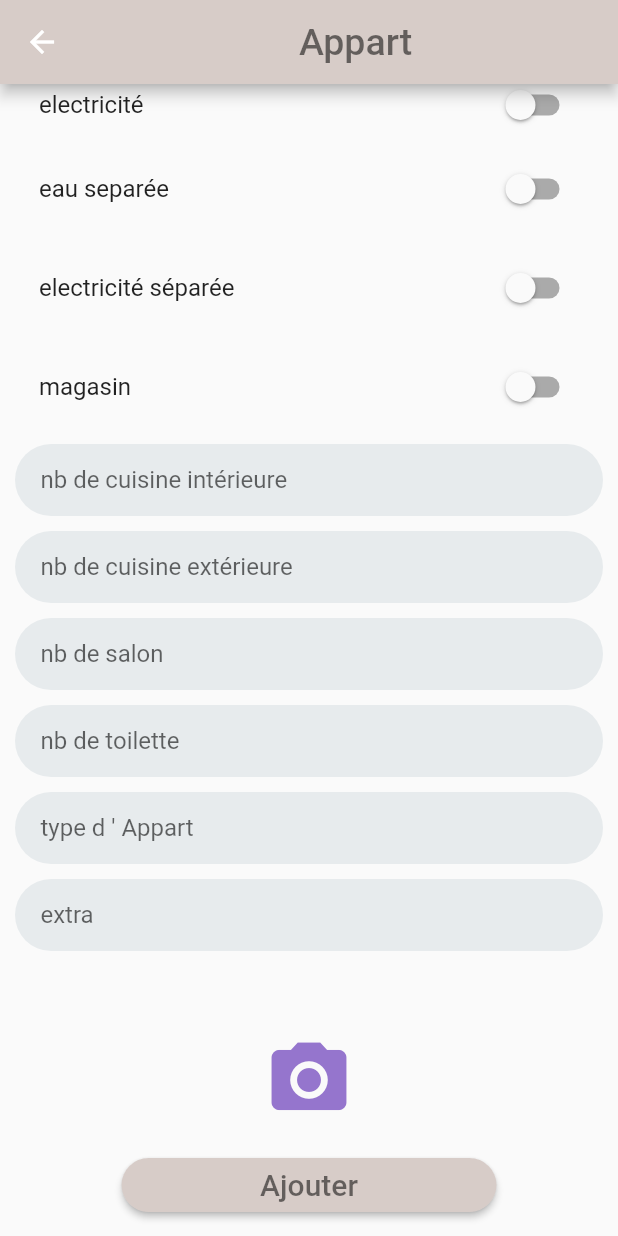
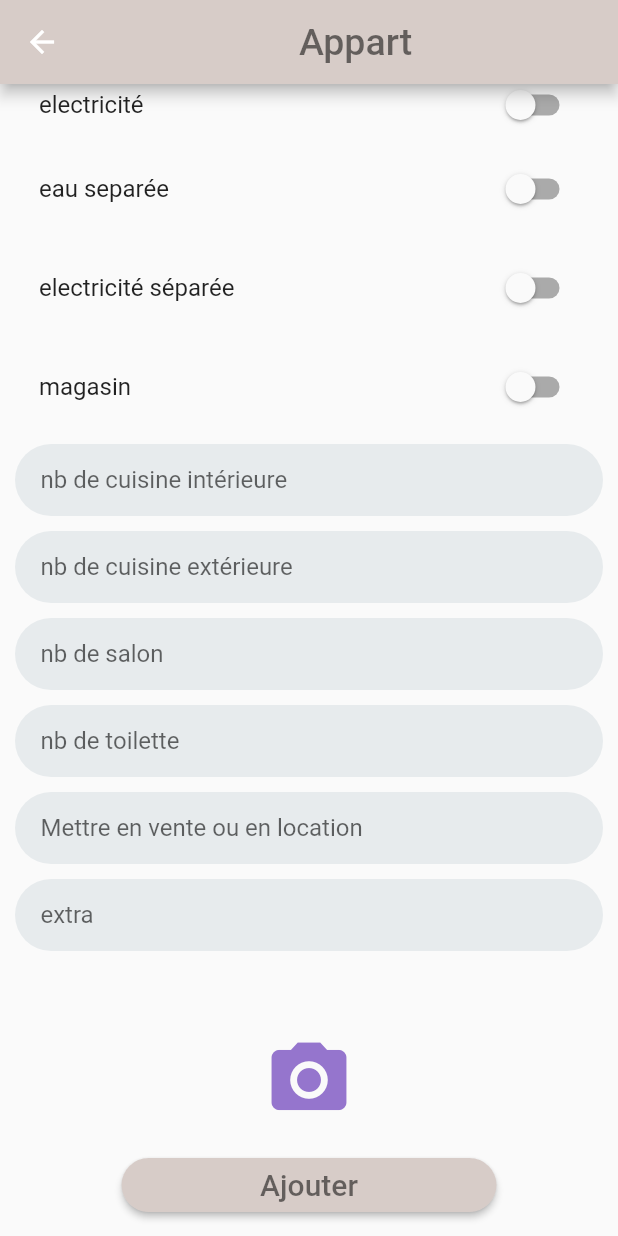
Before and after one commit to Fathersonthierno/property2, a Flutter app: the AnnonceAppartPage screen opened directly, scrolled down 156 dp, after a tap on "Ajouter", on a phone screen of 412 x 824 dp. Run offline on Flutter 3.47's test engine with Material 2 defaults, Android fonts, the phone set to English and light mode, and no system bars; our stand-ins replace getwidget, glassmorphism_ui, hidden_drawer_menu, page_transition, persistent_bottom_nav_bar, shared_preferences; missing offline and left inert: http_interceptor, icons_flutter; accounts and stored records are empty.

Commit message:
init commit

```diff
--- a/lib/Screens/PlaceDetails.dart
+++ b/lib/Screens/PlaceDetails.dart
@@ -172,7 +172,7 @@ class PlaceDetails extends StatelessWidget {
                             borderRadius: BorderRadius.circular(10)
                         ),
                         child: Text(
-                            "Louer ce bien ",
+                            placeModel.statut,
                           style: TextStyle(
                             fontWeight: FontWeight.bold,
                             fontSize: 15
--- a/lib/Screens/Templates/annonceappart.dart
+++ b/lib/Screens/Templates/annonceappart.dart
@@ -32,7 +32,7 @@ class _AnnonceAppartPageState extends State<AnnonceAppartPage> {
   TextEditingController nbCuisineExtController = TextEditingController();
   TextEditingController nbCuisineIntController = TextEditingController();
   TextEditingController nbSalonController = TextEditingController();
-  TextEditingController typeAppartController = TextEditingController();
+  TextEditingController miseEnVenteOuLocationController = TextEditingController();
   TextEditingController extraController = TextEditingController();
   TextEditingController nbtoiletteController = TextEditingController();
 
@@ -160,6 +160,7 @@ class _AnnonceAppartPageState extends State<AnnonceAppartPage> {
 
                   TextFormField(
                     controller: nbCuisineIntController,
+                    keyboardType: TextInputType.number,
                     decoration: InputDecoration(
                       hintText: "nb de cuisine intérieure",
                       enabledBorder: OutlineInputBorder(
@@ -182,6 +183,7 @@ class _AnnonceAppartPageState extends State<AnnonceAppartPage> {
                   ),    SizedBox(height: 10.0,),
               TextFormField(
                     controller: nbCuisineExtController,
+                keyboardType: TextInputType.number,
                     decoration: InputDecoration(
                       hintText: "nb de cuisine extérieure",
                       enabledBorder: OutlineInputBorder(
@@ -202,6 +204,7 @@ class _AnnonceAppartPageState extends State<AnnonceAppartPage> {
                   ),    SizedBox(height: 10.0,),
               TextFormField(
                     controller: nbSalonController,
+                keyboardType: TextInputType.number,
                     decoration: InputDecoration(
                       hintText: "nb de salon",
                       enabledBorder: OutlineInputBorder(
@@ -222,6 +225,7 @@ class _AnnonceAppartPageState extends State<AnnonceAppartPage> {
                   ),SizedBox(height: 10.0,),
               TextFormField(
                     controller: nbtoiletteController,
+                keyboardType: TextInputType.number,
                     decoration: InputDecoration(
                       hintText: "nb de toilette",
                       enabledBorder: OutlineInputBorder(
@@ -241,9 +245,9 @@ class _AnnonceAppartPageState extends State<AnnonceAppartPage> {
                   ),
                   ),  SizedBox(height: 10.0,),
               TextFormField(
-                    controller: typeAppartController,
+                    controller:miseEnVenteOuLocationController,
                     decoration: InputDecoration(
-                      hintText: "type d ' Appart",
+                      hintText: "Mettre en vente ou en location",
                       enabledBorder: OutlineInputBorder(
                         borderRadius: BorderRadius.circular(80),
                         borderSide:
@@ -259,7 +263,28 @@ class _AnnonceAppartPageState extends State<AnnonceAppartPage> {
                       contentPadding:
                       EdgeInsets.symmetric(horizontal: 17, vertical: 12),
                   ),
-                  ),     SizedBox(height: 10.0,),
+              ),
+                  // ), TextFormField(
+                  //   controller: typeAppartController,
+                  //   decoration: InputDecoration(
+                  //     hintText: "type d ' Appart",
+                  //     enabledBorder: OutlineInputBorder(
+                  //       borderRadius: BorderRadius.circular(80),
+                  //       borderSide:
+                  //       const BorderSide(color: Colors.transparent, width: 0.0),
+                  //     ),
+                  //     border: OutlineInputBorder(
+                  //       borderRadius: BorderRadius.circular(80),
+                  //       borderSide:
+                  //       const BorderSide(color: Colors.transparent, width: 0.0),
+                  //     ),
+                  //     filled: true,
+                  //     fillColor: darkGrey,
+                  //     contentPadding:
+                  //     EdgeInsets.symmetric(horizontal: 17, vertical: 12),
+                  // ),
+                  // ),
+                  SizedBox(height: 10.0,),
               TextFormField(
                     controller: extraController,
                     decoration: InputDecoration(
@@ -370,7 +395,7 @@ class _AnnonceAppartPageState extends State<AnnonceAppartPage> {
     Property property = Property();
     property.adresse= adresseController.text;
     property.description= descriptionController.text;
-    property.type= typeAppartController.text;
+    // property.type= typeAppartController.text;
 
     Appart appart= Appart();
     appart.magasin = magasin ;
@@ -380,13 +405,15 @@ class _AnnonceAppartPageState extends State<AnnonceAppartPage> {
     appart.electricite=electricite;
     appart.electriciteSeparee=electriciteSeparee;
 
-    appart.nbcuisineInt= nbCuisineIntController.text as int;
-    appart.nbcuisineExt=nbCuisineExtController.text as int ;
-    appart.nbchambre= nbChambreController.text as int;
-    appart.nbsalon= nbSalonController.text as int;
-    appart.nbtoilette= nbtoiletteController.text as int;
+    appart.nbcuisineInt= int.parse(nbCuisineIntController.text) ;
+    appart.nbcuisineExt=int.parse(nbCuisineExtController.text) ;
+    appart.nbchambre= int.parse(nbChambreController.text);
+    appart.nbsalon= int.parse(nbSalonController.text);
+    appart.nbtoilette= int.parse(nbtoiletteController.text);
+    appart.miseEnVenteOuLocation= miseEnVenteOuLocationController.text ;
 
     property.appart = appart;
+    appart.property = property;
     final response = await ApiProvider.addPropertyToOwner(jsonEncode(property));
     print(response);
   }
--- a/lib/Screens/Templates/annoncemaison.dart
+++ b/lib/Screens/Templates/annoncemaison.dart
@@ -26,6 +26,7 @@ class _AnnonceMaisonPageState extends State<AnnonceMaisonPage> {
   TextEditingController garageController = TextEditingController();
   TextEditingController typeDocumentController = TextEditingController();
   TextEditingController typeMaisonController = TextEditingController();
+  TextEditingController miseEnVenteOuLocationController = TextEditingController();
 
   // TextEditingController imagesController = TextEditingController();
   // TextEditingController ownerIdController = TextEditingController();
@@ -108,10 +109,30 @@ class _AnnonceMaisonPageState extends State<AnnonceMaisonPage> {
                   EdgeInsets.symmetric(horizontal: 17, vertical: 12),
                 ),
               ),SizedBox(height: 10.0,),
-              TextFormField(
-                controller: typeMaisonController,
+              // TextFormField(
+              //   controller: typeMaisonController,
+              //   decoration: InputDecoration(
+              //     hintText: "Type de maison",
+              //     enabledBorder: OutlineInputBorder(
+              //       borderRadius: BorderRadius.circular(80),
+              //       borderSide:
+              //       const BorderSide(color: Colors.transparent, width: 0.0),
+              //     ),
+              //     border: OutlineInputBorder(
+              //       borderRadius: BorderRadius.circular(80),
+              //       borderSide:
+              //       const BorderSide(color: Colors.transparent, width: 0.0),
+              //     ),
+              //     filled: true,
+              //     fillColor: darkGrey,
+              //     contentPadding:
+              //     EdgeInsets.symmetric(horizontal: 17, vertical: 12),
+              //   ),
+              // ),
+        TextFormField(
+                controller: miseEnVenteOuLocationController,
                 decoration: InputDecoration(
-                  hintText: "Type de maison",
+                  hintText: "Mettre en vente ou en location",
                   enabledBorder: OutlineInputBorder(
                     borderRadius: BorderRadius.circular(80),
                     borderSide:
@@ -307,12 +328,13 @@ class _AnnonceMaisonPageState extends State<AnnonceMaisonPage> {
     Property property = Property();
     property.adresse= adresseController.text;
     property.description= descriptionController.text;
-    property.type= typeMaisonController.text;
+    // property.type= typeMaisonController.text;
 
     Maison maison = Maison();
     maison.cour=cour;
     maison.garage=garage;
     maison.capaciteGarage= int.parse(capaciteGarageController.text);
+    maison.miseEnVenteOuLocation= miseEnVenteOuLocationController.text;
     maison.typeDocment= typeDocumentController.text;
     maison.dimension= dimensionController.text;
 
--- a/lib/Screens/Templates/annonceterrain.dart
+++ b/lib/Screens/Templates/annonceterrain.dart
@@ -22,6 +22,7 @@ class _AnnonceTerrainPageState extends State<AnnonceTerrainPage> {
   TextEditingController typeDocumentController = TextEditingController();
   // TextEditingController imagesController = TextEditingController();
   TextEditingController ownerIdController = TextEditingController();
+  TextEditingController miseEnVenteOuLocationController = TextEditingController();
 
   @override
   Widget build(BuildContext context) {
@@ -100,10 +101,28 @@ class _AnnonceTerrainPageState extends State<AnnonceTerrainPage> {
                   EdgeInsets.symmetric(horizontal: 17, vertical: 12),
                 ),
               ),SizedBox(height: 10.0,),
+              // TextFormField(
+              //   controller: typeTerrainController,
+              //   decoration: InputDecoration(
+              //     hintText: "Type terrain",
+              //     enabledBorder: OutlineInputBorder(
+              //       borderRadius: BorderRadius.circular(80),
+              //       borderSide:
+              //       const BorderSide(color: Colors.transparent, width: 0.0),
+              //     ),
+              //     border: OutlineInputBorder(
+              //       borderRadius: BorderRadius.circular(80),
+              //       borderSide:
+              //       const BorderSide(color: Colors.transparent, width: 0.0),
+              //     ),
+              //     filled: true,
+              //     fillColor: darkGrey,
+              //     contentPadding:
+              //     EdgeInsets.symmetric(horizontal: 17, vertical: 12),),),
               TextFormField(
-                controller: typeTerrainController,
+                controller: miseEnVenteOuLocationController,
                 decoration: InputDecoration(
-                  hintText: "Type terrain",
+                  hintText: "Mettre en vente ou en location",
                   enabledBorder: OutlineInputBorder(
                     borderRadius: BorderRadius.circular(80),
                     borderSide:
@@ -255,13 +274,15 @@ class _AnnonceTerrainPageState extends State<AnnonceTerrainPage> {
    Property property =  Property();
    property.adresse=adresseController.text;
    property.description=descriptionController.text;
-   property.type=typeTerrainController.text;
+   // property.type=typeTerrainController.text;
 
    Terrain terrain = Terrain();
    terrain.dimension = dimensionController.text;
+   terrain.miseEnVenteOuLocation = miseEnVenteOuLocationController.text;
    terrain.typedocument = typeDocumentController.text;
 
    property.terrain = terrain;
+   terrain.property=property;
     final response = await ApiProvider.addPropertyToOwner(jsonEncode(property));
     print(response);
 
--- a/lib/Screens/Templates/locationPage.dart
+++ b/lib/Screens/Templates/locationPage.dart
@@ -2,6 +2,8 @@ import 'package:flutter/material.dart';
 import 'package:intl/intl.dart';
 
 import '../../library/Common.dart';
+
+
 
 class LocationPage extends StatefulWidget {
   @override
@@ -15,6 +17,10 @@ class _LocationPageState extends State<LocationPage> {
   TextEditingController dateDebutController = TextEditingController();
   TextEditingController dateFinController = TextEditingController();
   TextEditingController dureeLocationController = TextEditingController();
+
+
+
+
 
   @override
   Widget build(BuildContext context) {
--- a/lib/model/appart.dart
+++ b/lib/model/appart.dart
@@ -15,6 +15,7 @@ class Appart {
   bool? eauSeparee;
   bool? electricite;
   bool? electriciteSeparee;
+  String? miseEnVenteOuLocation ;
   String? extra ;
 
   Appart({
@@ -32,6 +33,7 @@ class Appart {
     this.eauSeparee,
     this.electriciteSeparee,
     this.extra,
+    this.miseEnVenteOuLocation,
   });
 
   factory Appart.fromJson(Map<String, dynamic> json) => Appart(
@@ -49,6 +51,7 @@ class Appart {
     electricite: json["electricite"],
     electriciteSeparee: json["electriciteSeparee"],
     extra: json["extra"],
+    miseEnVenteOuLocation: json["miseEnVenteOuLocation"],
   );
 
   Map<String, dynamic> toJson() => {
@@ -66,5 +69,6 @@ class Appart {
     "electricite": electricite,
     "electriciteSeparee": electriciteSeparee,
     "extra": extra,
+    "miseEnVenteOuLocation": miseEnVenteOuLocation,
   };
 }
--- a/lib/model/maison.dart
+++ b/lib/model/maison.dart
@@ -7,6 +7,7 @@ int? id;
 Property? property;
 List<Niveau>? niveaux;
 String? dimension;
+String? miseEnVenteOuLocation ;
 String? typeDocment;
 bool? garage;
 int? capaciteGarage;
@@ -21,6 +22,7 @@ Maison({
   this.garage,
   this.capaciteGarage,
   this.cour,
+  this.miseEnVenteOuLocation
 });
 
 factory Maison.fromJson(Map<String, dynamic> json) => Maison(
@@ -32,6 +34,7 @@ typeDocment: json["typeDocment"],
 garage: json["garage"],
 capaciteGarage: json["capaciteGarage"],
 cour: json["cour"],
+miseEnVenteOuLocation: json["miseEnVenteOuLocation"],
 );
 
 Map<String, dynamic> toJson() => {
@@ -43,5 +46,6 @@ Map<String, dynamic> toJson() => {
 "garage": garage,
 "capaciteGarage": capaciteGarage,
 "cour": cour,
+"miseEnVenteOuLocation": miseEnVenteOuLocation,
 };
 }
--- a/lib/model/terrain.dart
+++ b/lib/model/terrain.dart
@@ -7,6 +7,7 @@ class Terrain {
   String? typeterrain;
   String? dimension;
   String? typedocument;
+  String? miseEnVenteOuLocation ;
 
   Terrain({
     this.id,
@@ -14,6 +15,7 @@ class Terrain {
     this.typeterrain,
     this.dimension,
     this.typedocument,
+    this.miseEnVenteOuLocation
   });
 
   factory Terrain.fromJson(Map<String, dynamic> json) => Terrain(
@@ -22,6 +24,7 @@ class Terrain {
     typeterrain: json["typeterrain"],
     dimension: json["dimension"],
     typedocument: json["typedocument"],
+    miseEnVenteOuLocation: json["miseEnVenteOuLocation"],
   );
 
   Map<String, dynamic> toJson() => {
@@ -30,5 +33,6 @@ class Terrain {
     "typeterrain": typeterrain,
     "dimension": dimension,
     "typedocument": typedocument,
+    "miseEnVenteOuLocation": miseEnVenteOuLocation,
   };
 }
```
Also changed, not shown: lib/Models/Datamodel/PlaceModel.dart (+6 -2 lines).
